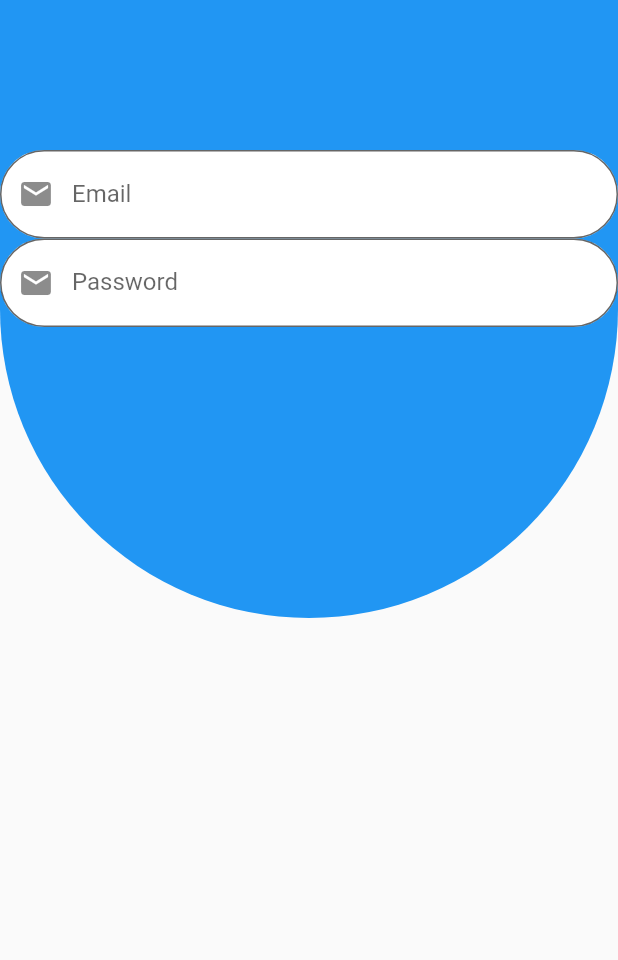
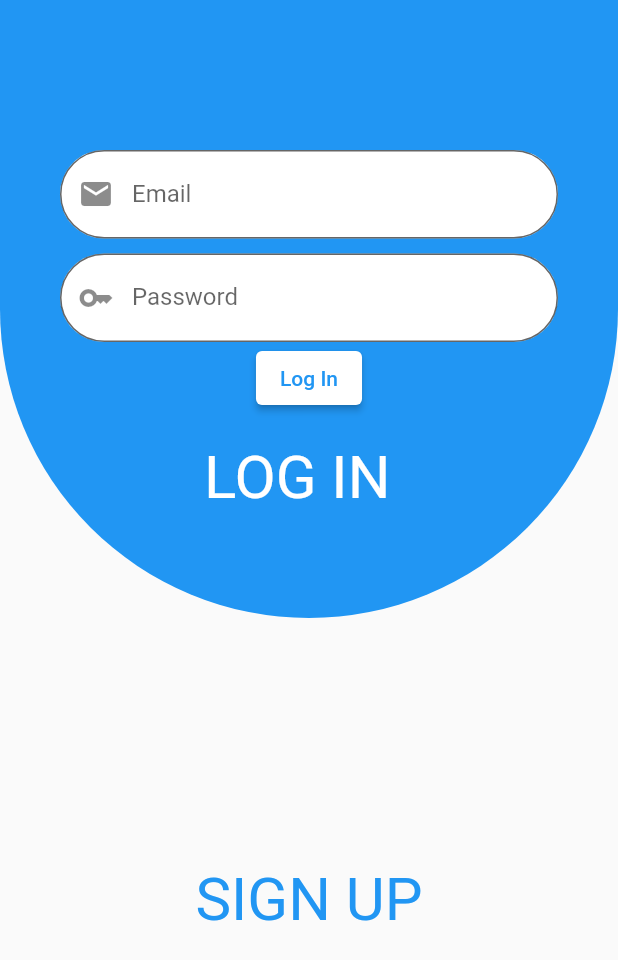
Before and after one commit to lalwanirishabh/Sliding-Login, a Flutter app: the screen it shows after launch, on a phone screen of 412 x 824 dp. Shown: the top 960 px of the screen. Run offline on Flutter 3.47's test engine with Material 2 defaults, Android fonts, the phone set to English and light mode, and no system bars.

Commit message:
CCompleted Sliding Login

```diff
--- a/lib/animatedAlign.dart
+++ b/lib/animatedAlign.dart
@@ -44,14 +44,15 @@ class _AnimatedAlignExampleState extends State<AnimatedAlignExample> {
               height: MediaQuery.of(context).size.height-  MediaQuery.of(context).size.width/2,
               child: AnimatedAlign(
                 alignment: selected ? Alignment.topCenter : Alignment.bottomCenter,
-                duration: const Duration(seconds: 1),
+                duration: const Duration(milliseconds: 500),
                 curve: Curves.fastOutSlowIn,
                 child: BlueContainer()
               ),
             ),
           ),
-          Positioned(top: 100, child: Login()),
-          Positioned(top: 500, child: SignUp()),
+          Positioned(top: 100, left: 40, child: Login()),
+          Positioned(top: 500, left: 40, child: SignUp()),
+          Positioned(top: 500,  child: SignUpText()),
         ]
       ),
     );
@@ -75,7 +76,7 @@ class _LoginState extends State<Login> {
           duration: const Duration(milliseconds: 500),
           // The green box must be a child of the AnimatedOpacity widget.
           child: Container(
-            width: MediaQuery.of(context).size.width,
+            width: MediaQuery.of(context).size.width-80,
             height: 200,
             child: LoginPlaceholder(),
           ),
@@ -102,8 +103,8 @@ class _SignUpState extends State<SignUp> {
           duration: const Duration(milliseconds: 500),
           // The green box must be a child of the AnimatedOpacity widget.
           child: Container(
-            width: MediaQuery.of(context).size.width,
-            height: 200,
+            width: MediaQuery.of(context).size.width-80,
+            height: 250,
             child: SignUpPlaceholder(),
           ),
         ),
@@ -119,12 +120,13 @@ class LoginPlaceholder extends StatelessWidget {
     return Center(child: Column(
                       children: [
                         TextField(
-                        decoration: InputDecoration(labelText: 'Email' , prefixIcon: Icon(Icons.mail), border: OutlineInputBorder(borderRadius: BorderRadius.circular(50)) , filled: true , fillColor: Colors.white),
+                        decoration: InputDecoration(enabled: visible , labelText: 'Email' , prefixIcon: Icon(Icons.mail), border: OutlineInputBorder(borderRadius: BorderRadius.circular(50)) , filled: true , fillColor: Colors.white),
                         ),
-
+                        SizedBox(height: 10,),
                         TextField(
-                        decoration: InputDecoration(labelText: 'Password' , prefixIcon: Icon(Icons.mail), border: OutlineInputBorder(borderRadius: BorderRadius.circular(50)) , filled: true , fillColor: Colors.white),
+                        decoration: InputDecoration(enabled: visible, labelText: 'Password' , prefixIcon: Icon(Icons.key), border: OutlineInputBorder(borderRadius: BorderRadius.circular(50)) , filled: true , fillColor: Colors.white),
                         ),
+                        ElevatedButton(onPressed: (){}, style: ElevatedButton.styleFrom(primary: Colors.white) , child: Text('Log In' , style: TextStyle(color: Colors.blue),))
                         ]
                       ),
                     );
@@ -139,18 +141,38 @@ class SignUpPlaceholder extends StatelessWidget {
     return Center(child: Column(
                       children: [
                         TextField(
-                        decoration: InputDecoration(labelText: 'Email' , prefixIcon: Icon(Icons.mail), border: OutlineInputBorder(borderRadius: BorderRadius.circular(50)) , filled: true , fillColor: Colors.white),
+                        decoration: InputDecoration( enabled: !visible , labelText: 'Email' , prefixIcon: Icon(Icons.mail), border: OutlineInputBorder(borderRadius: BorderRadius.circular(50)) , filled: true , fillColor: Colors.white),
                         ),
-
+                        SizedBox(height: 10,),
                         TextField(
-                        decoration: InputDecoration(labelText: 'Password' , prefixIcon: Icon(Icons.mail), border: OutlineInputBorder(borderRadius: BorderRadius.circular(50)) , filled: true , fillColor: Colors.white),
+                        decoration: InputDecoration(enabled: !visible , labelText: 'Password' , prefixIcon: Icon(Icons.key), border: OutlineInputBorder(borderRadius: BorderRadius.circular(50)) , filled: true , fillColor: Colors.white),
                         ),
-
+                        SizedBox(height: 10,),
                         TextField(
-                        decoration: InputDecoration(labelText: 'Confirm Password' , prefixIcon: Icon(Icons.mail), border: OutlineInputBorder(borderRadius: BorderRadius.circular(50)) , filled: true , fillColor: Colors.white),
+                        decoration: InputDecoration(enabled: !visible , labelText: 'Confirm Password' , prefixIcon: Icon(Icons.key), border: OutlineInputBorder(borderRadius: BorderRadius.circular(50)) , filled: true , fillColor: Colors.white),
                         ),
+                        ElevatedButton(onPressed: (){}, child: Text('Sign Up'))
                         ]
                       ),
                     );
   }
 }
+
+class SignUpText extends StatelessWidget {
+  const SignUpText({super.key});
+
+  @override
+  Widget build(BuildContext context) {
+    return Center(
+        child: AnimatedOpacity(
+          opacity: visible ? 1.0 : 0.0,
+          duration: const Duration(milliseconds: 500),
+          child: Container(
+            width: MediaQuery.of(context).size.width,
+            height: 200,
+            child: Center(child: Text('SIGN UP' , style: TextStyle(fontSize: 40 , color: Colors.blue),))
+          ),
+        ),
+      );
+  }
+}
--- a/lib/main.dart
+++ b/lib/main.dart
@@ -41,6 +41,10 @@ class _BlueContainerState extends State<BlueContainer> {
   @override
   Widget build(BuildContext context) {
     return
-          Container(height: MediaQuery.of(context).size.height/2 +50 , decoration: BoxDecoration(color: Colors.blue, borderRadius: BorderRadius.only(bottomLeft: Radius.circular(MediaQuery.of(context).size.width/2) , bottomRight: Radius.circular(MediaQuery.of(context).size.width/2))),);
+          Container(height: MediaQuery.of(context).size.height/2 +50 , width: double.infinity, decoration: BoxDecoration(color: Colors.blue, borderRadius: BorderRadius.only(bottomLeft: Radius.circular(MediaQuery.of(context).size.width/2) , bottomRight: Radius.circular(MediaQuery.of(context).size.width/2))),
+          child: Stack(children: [
+            Positioned( bottom: 70 , left: MediaQuery.of(context).size.width/2 - 70, child: Text('LOG IN' , style: TextStyle(fontSize: 40 , color: Colors.white),))
+          ]),
+          );
   }
 }
```
